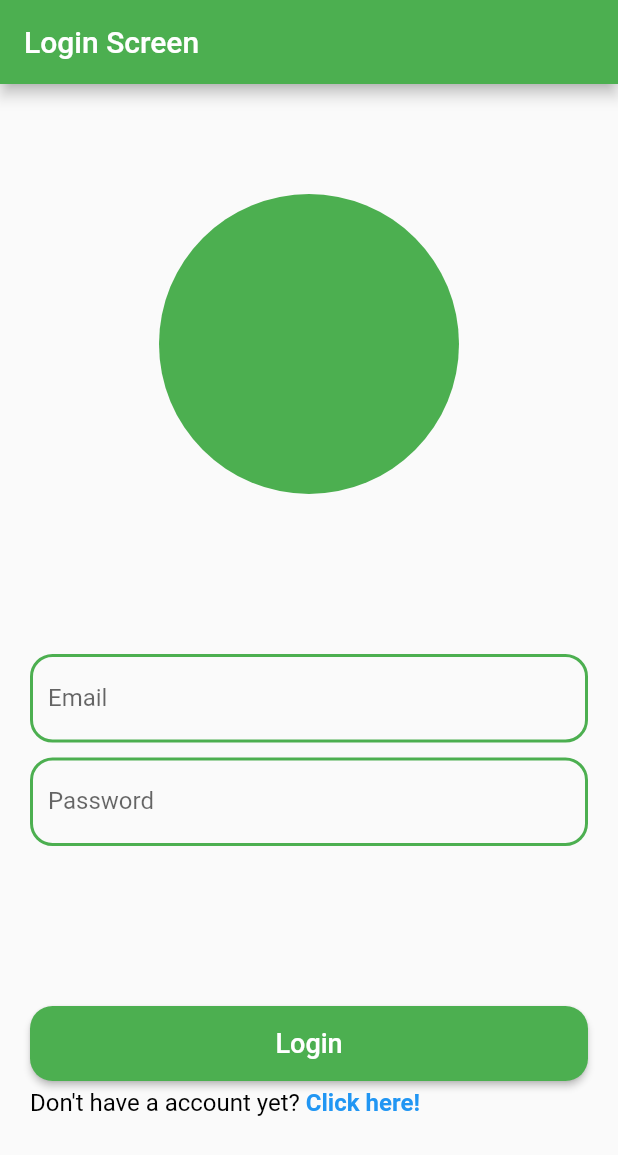
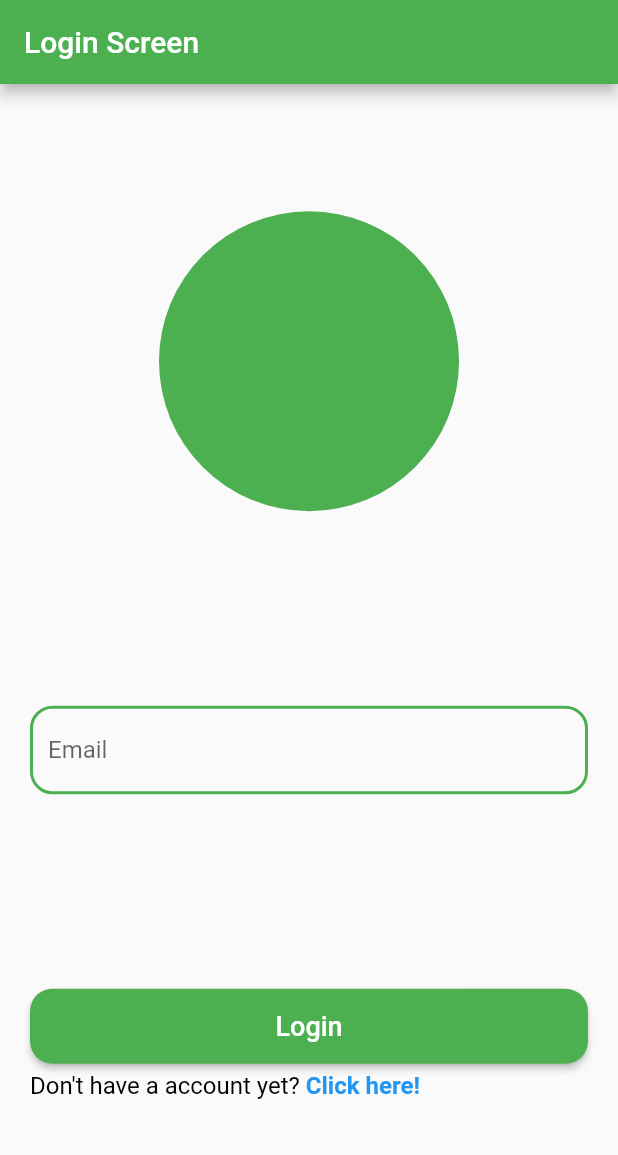
Before and after one commit to nilsonsasaki/Aegro-Academy-Mobile, a Flutter app: the screen it shows after launch, on a phone screen of 412 x 824 dp. Shown: the top 1155 px of the screen. Run offline on Flutter 3.47's test engine with Material 2 defaults, Android fonts, the phone set to English and light mode, and no system bars.

Commit message:
feat: remove unused field
it removes password textFormField

```diff
--- a/lib/screens/loginScreen.dart
+++ b/lib/screens/loginScreen.dart
@@ -44,7 +44,7 @@ class LoginScreen extends StatelessWidget {
                             borderRadius: BorderRadius.circular(15)),
                       ),
                     ),
-                    const SizedBox(
+                    /*const SizedBox(
                       height: 10,
                     ),
                     TextFormField(
@@ -68,7 +68,7 @@ class LoginScreen extends StatelessWidget {
                           borderRadius: BorderRadius.circular(15),
                         ),
                       ),
-                    ),
+                    ),*/
                   ],
                 ),
               ),
```
